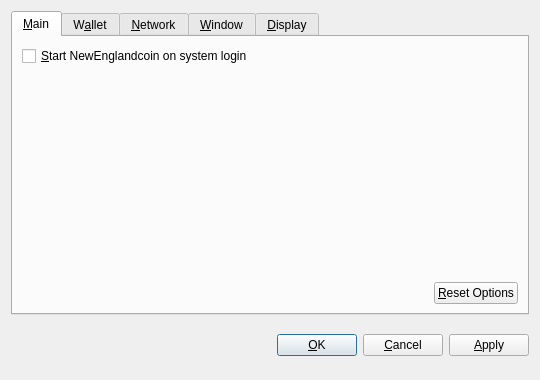
The window that src/qt/forms/optionsdialog.ui (ShorelineCrypto/nengcoin) describes before a commit, drawn with Qt 5.
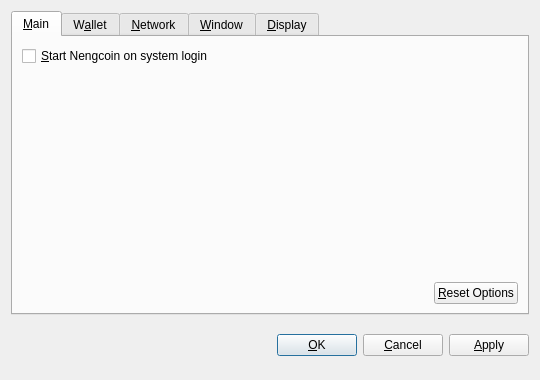
The same window after the commit. Custom widgets are drawn as their Qt base class.

What changed in the file:
```diff
--- a/src/qt/forms/optionsdialog.ui
+++ b/src/qt/forms/optionsdialog.ui
@@ -36,7 +36,7 @@
           <string>Automatically start NewEnglandcoin after logging in to the system.</string>
          </property>
          <property name="text">
-          <string>&amp;Start NewEnglandcoin on system login</string>
+          <string>&amp;Start Nengcoin on system login</string>
          </property>
         </widget>
        </item>
```
Left out of the diff: 10 changed lines with no effect on the pictures.
